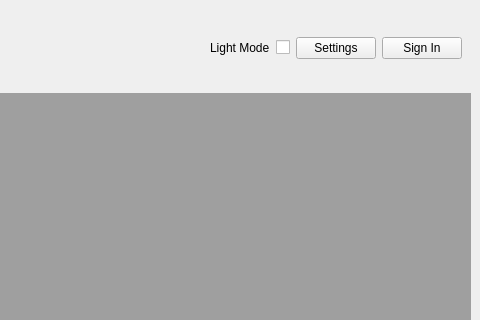
First picture: the form in mainwindow.ui, repository miracletech322/PersonalTaskScheduler, before the edit; both pictures show x 720 to 1200 and y 0 to 320 of the 1200 by 580 pixel window.
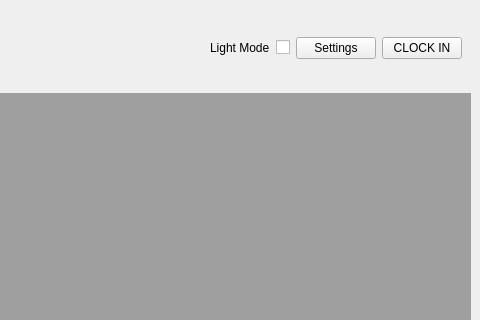
Second picture: the form after the edit.

The edit to the form file:
```diff
--- a/mainwindow.ui
+++ b/mainwindow.ui
@@ -85,7 +85,7 @@
            <item>
             <widget class="QPushButton" name="btnUserName">
              <property name="text">
-              <string>Sign In</string>
+              <string>CLOCK IN</string>
              </property>
             </widget>
            </item>
```
